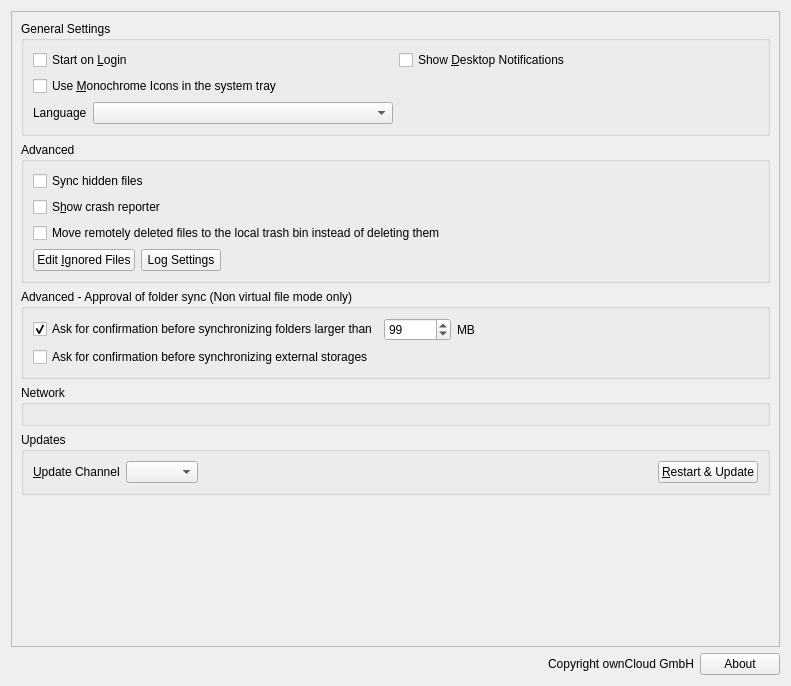
Before: the Qt Designer form src/gui/generalsettings.ui in GrossLukas/client, drawn with Qt 5.
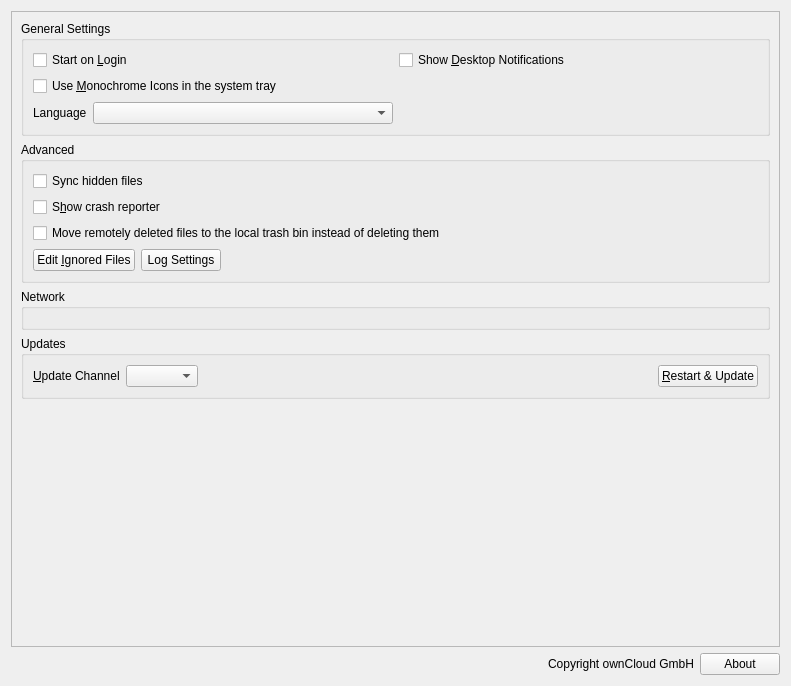
After: the same form once the commit is applied. Custom widgets are drawn as their Qt base class.

Commit message: Remove option to not automatically sync big folers

```diff
--- a/src/gui/generalsettings.ui
+++ b/src/gui/generalsettings.ui
@@ -24,8 +24,8 @@
        <rect>
         <x>0</x>
         <y>0</y>
-        <width>765</width>
-        <height>618</height>
+        <width>771</width>
+        <height>636</height>
        </rect>
       </property>
       <layout class="QVBoxLayout" name="verticalLayout_5">
@@ -163,66 +163,6 @@
          </layout>
         </widget>
        </item>
-       <item>
-        <widget class="QGroupBox" name="groupBox_non_vfs">
-         <property name="title">
-          <string>Advanced - Approval of folder sync (Non virtual file mode only)</string>
-         </property>
-         <layout class="QVBoxLayout" name="verticalLayout">
-          <item>
-           <layout class="QHBoxLayout" name="horizontalLayout_3">
-            <item>
-             <widget class="QCheckBox" name="newFolderLimitCheckBox">
-              <property name="text">
-               <string>Ask for confirmation before synchronizing folders larger than</string>
-              </property>
-              <property name="checked">
-               <bool>true</bool>
-              </property>
-             </widget>
-            </item>
-            <item>
-             <widget class="QSpinBox" name="newFolderLimitSpinBox">
-              <property name="maximum">
-               <number>999999</number>
-              </property>
-              <property name="value">
-               <number>99</number>
-              </property>
-             </widget>
-            </item>
-            <item>
-             <widget class="QLabel" name="label">
-              <property name="text">
-               <string extracomment="Trailing part of &quot;Ask confirmation before syncing folder larger than&quot; ">MB</string>
-              </property>
-             </widget>
-            </item>
-            <item>
-             <spacer name="horizontalSpacer_3">
-              <property name="orientation">
-               <enum>Qt::Horizontal</enum>
-              </property>
-              <property name="sizeHint" stdset="0">
-               <size>
-                <width>40</width>
-                <height>20</height>
-               </size>
-              </property>
-             </spacer>
-            </item>
-           </layout>
-          </item>
-          <item>
-           <widget class="QCheckBox" name="newExternalStorage">
-            <property name="text">
-             <string>Ask for confirmation before synchronizing external storages</string>
-            </property>
-           </widget>
-          </item>
-         </layout>
-        </widget>
-       </item>
        <item>
         <widget class="QGroupBox" name="groupBox">
          <property name="title">
```
Left out of the diff: 22 changed lines with no effect on the pictures. The commit also changes 20 other files.
